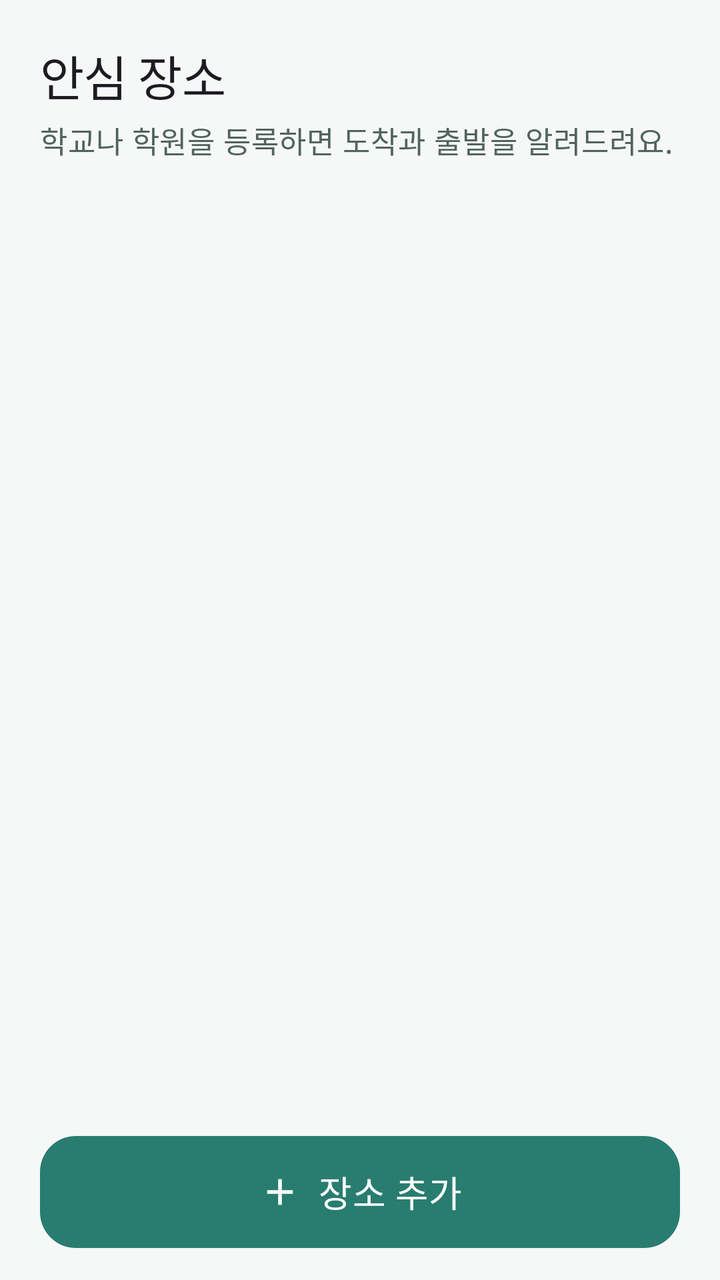
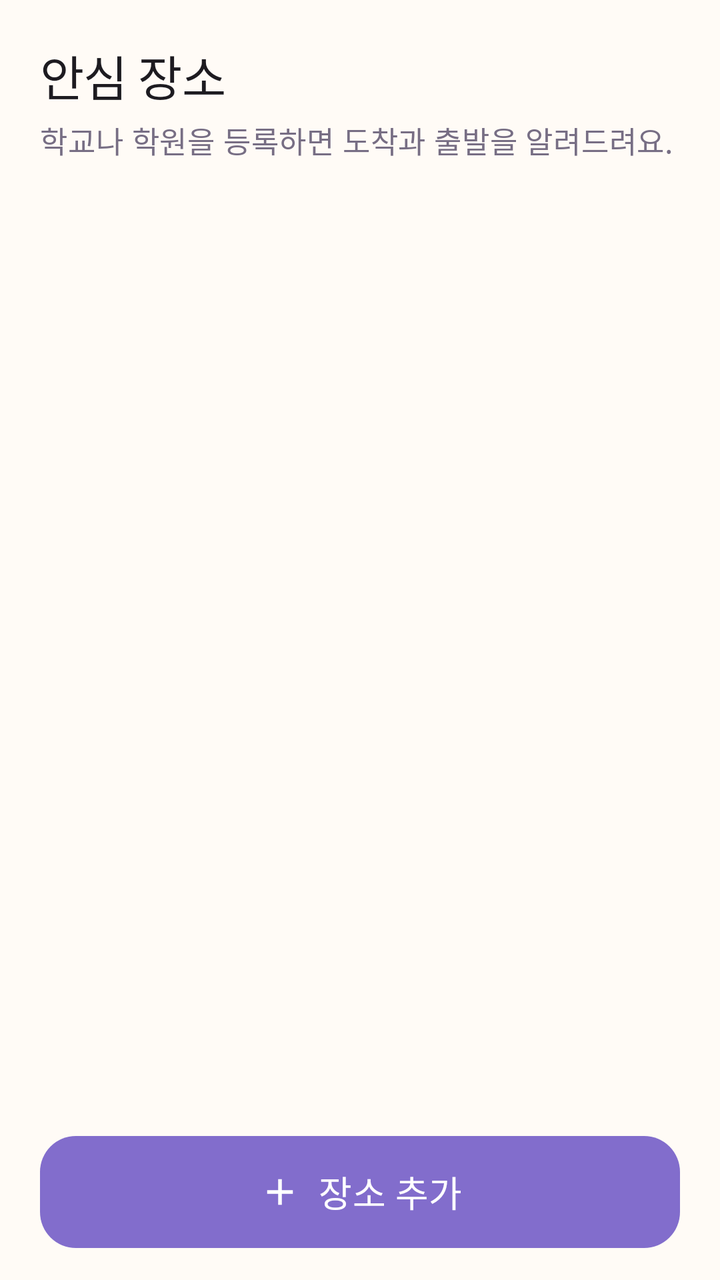

The first picture is an Android layout as it rendered before a commit; the second is the same layout after the commit. The layout source and the unified diff follow.
<!-- AndroidManifest.xml: application theme Theme.KidCare -->
<!-- res/layout/fragment_place.xml -->
<?xml version="1.0" encoding="utf-8"?>
<FrameLayout xmlns:android="http://schemas.android.com/apk/res/android"
    xmlns:app="http://schemas.android.com/apk/res-auto"
    android:layout_width="match_parent"
    android:layout_height="match_parent">

    
    <LinearLayout
        android:id="@+id/list_pane"
        android:layout_width="match_parent"
        android:layout_height="match_parent"
        android:orientation="vertical">

        <LinearLayout
            android:layout_width="match_parent"
            android:layout_height="wrap_content"
            android:orientation="vertical"
            android:paddingHorizontal="20dp"
            android:paddingTop="20dp"
            android:paddingBottom="12dp">

            <TextView
                android:layout_width="match_parent"
                android:layout_height="wrap_content"
                android:text="@string/place_header_title"
                android:textAppearance="?attr/textAppearanceHeadlineSmall" />

            <TextView
                android:layout_width="match_parent"
                android:layout_height="wrap_content"
                android:layout_marginTop="4dp"
                android:text="@string/place_header_subtitle"
                android:textAppearance="?attr/textAppearanceBodyMedium"
                android:textColor="?attr/colorOnSurfaceVariant" />
        </LinearLayout>

        
        <TextView
            android:id="@+id/place_state"
            android:layout_width="match_parent"
            android:layout_height="wrap_content"
            android:padding="16dp"
            android:textAppearance="?attr/textAppearanceBodyMedium"
            android:textColor="?attr/colorOnSurfaceVariant"
            android:visibility="gone" />

        
        <LinearLayout
            android:id="@+id/sync_pending_bar"
            android:layout_width="match_parent"
            android:layout_height="wrap_content"
            android:background="?attr/colorErrorContainer"
            android:baselineAligned="false"
            android:gravity="center_vertical"
            android:orientation="horizontal"
            android:paddingHorizontal="16dp"
            android:paddingVertical="8dp"
            android:visibility="gone">

            <TextView
                android:layout_width="0dp"
                android:layout_height="wrap_content"
                android:layout_weight="1"
                android:text="@string/place_sync_pending"
                android:textAppearance="?attr/textAppearanceBodyMedium"
                android:textColor="?attr/colorOnErrorContainer" />

            
            <com.google.android.material.button.MaterialButton
                android:id="@+id/sync_retry_button"
                style="@style/Widget.KidCare.Button.Text"
                android:layout_width="wrap_content"
                android:layout_height="wrap_content"
                android:layout_marginStart="8dp"
                android:minHeight="48dp"
                android:text="@string/place_sync_retry"
                android:textColor="?attr/colorOnErrorContainer" />
        </LinearLayout>

        
        <TextView
            android:id="@+id/place_limit_notice"
            android:layout_width="match_parent"
            android:layout_height="wrap_content"
            android:background="?attr/colorSurfaceVariant"
            android:paddingHorizontal="16dp"
            android:paddingVertical="10dp"
            android:textAppearance="?attr/textAppearanceBodyMedium"
            android:textColor="?attr/colorOnSurfaceVariant"
            android:visibility="gone" />

        <FrameLayout
            android:layout_width="match_parent"
            android:layout_height="0dp"
            android:layout_weight="1">

            <androidx.recyclerview.widget.RecyclerView
                android:id="@+id/place_list"
                android:layout_width="match_parent"
                android:layout_height="match_parent"
                android:clipToPadding="false"
                android:paddingTop="4dp"
                android:paddingBottom="12dp" />

            <TextView
                android:id="@+id/place_empty"
                android:layout_width="match_parent"
                android:layout_height="wrap_content"
                android:layout_gravity="center"
                android:gravity="center"
                android:padding="24dp"
                android:text="@string/place_empty"
                android:textAppearance="?attr/textAppearanceBodyMedium"
                android:textColor="?attr/colorOnSurfaceVariant"
                android:visibility="gone" />
        </FrameLayout>

        <com.google.android.material.button.MaterialButton
            android:id="@+id/add_button"
            android:layout_width="match_parent"
            android:layout_height="56dp"
            android:layout_marginHorizontal="20dp"
            android:layout_marginTop="8dp"
            android:layout_marginBottom="16dp"
            android:text="@string/place_add"
            android:textAppearance="?attr/textAppearanceTitleMedium"
            app:icon="@drawable/ic_add"
            app:iconGravity="textStart"
            app:iconPadding="8dp"
            app:iconSize="22dp" />
    </LinearLayout>

    
    <ScrollView
        android:id="@+id/editor_pane"
        android:layout_width="match_parent"
        android:layout_height="match_parent"
        android:background="?attr/colorSurface"
        android:fillViewport="true"
        android:visibility="gone">

        <LinearLayout
            android:layout_width="match_parent"
            android:layout_height="wrap_content"
            android:orientation="vertical"
            android:padding="16dp">

            <TextView
                android:id="@+id/editor_title"
                android:layout_width="match_parent"
                android:layout_height="wrap_content"
                android:textAppearance="?attr/textAppearanceHeadlineSmall" />

            <TextView
                android:layout_width="match_parent"
                android:layout_height="wrap_content"
                android:layout_marginTop="20dp"
                android:text="@string/place_editor_name_label"
                android:textAppearance="?attr/textAppearanceTitleMedium" />

            <EditText
                android:id="@+id/name_input"
                android:layout_width="match_parent"
                android:layout_height="wrap_content"
                android:layout_marginTop="8dp"
                android:autofillHints="name"
                android:hint="@string/place_editor_name_hint"
                android:importantForAutofill="no"
                android:inputType="text"
                android:maxLength="20"
                android:minHeight="56dp"
                android:textAppearance="?attr/textAppearanceBodyLarge" />

            <TextView
                android:id="@+id/editor_name_error"
                android:layout_width="match_parent"
                android:layout_height="wrap_content"
                android:layout_marginTop="6dp"
                android:text="@string/place_editor_name_required"
                android:textAppearance="?attr/textAppearanceBodySmall"
                android:textColor="?attr/colorError"
                android:visibility="gone" />

            <TextView
                android:layout_width="match_parent"
                android:layout_height="wrap_content"
                android:layout_marginTop="20dp"
                android:text="@string/place_editor_map_label"
                android:textAppearance="?attr/textAppearanceTitleMedium" />

            <TextView
                android:layout_width="match_parent"
                android:layout_height="wrap_content"
                android:layout_marginTop="4dp"
                android:text="@string/place_editor_map_hint"
                android:textAppearance="?attr/textAppearanceBodySmall"
                android:textColor="?attr/colorOnSurfaceVariant" />

            
            <TextView
                android:id="@+id/editor_map_notice"
                android:layout_width="match_parent"
                android:layout_height="wrap_content"
                android:layout_marginTop="4dp"
                android:text="@string/place_editor_no_child_location"
                android:textAppearance="?attr/textAppearanceBodySmall"
                android:textColor="?attr/colorError"
                android:visibility="gone" />

            
            <FrameLayout
                android:layout_width="match_parent"
                android:layout_height="260dp"
                android:layout_marginTop="8dp">

                <org.osmdroid.views.MapView
                    android:id="@+id/place_map"
                    android:layout_width="match_parent"
                    android:layout_height="match_parent" />

                <ImageView
                    android:layout_width="48dp"
                    android:layout_height="48dp"
                    android:layout_gravity="center"
                    android:clickable="false"
                    android:contentDescription="@string/place_editor_map_hint"
                    android:focusable="false"
                    android:src="@drawable/ic_map_crosshair" />
            </FrameLayout>

            <TextView
                android:layout_width="match_parent"
                android:layout_height="wrap_content"
                android:layout_marginTop="20dp"
                android:text="@string/place_editor_radius_label"
                android:textAppearance="?attr/textAppearanceTitleMedium" />

            
            <TextView
                android:id="@+id/radius_value"
                android:layout_width="match_parent"
                android:layout_height="wrap_content"
                android:layout_marginTop="4dp"
                android:textAppearance="?attr/textAppearanceBodyLarge" />

            <com.google.android.material.slider.Slider
                android:id="@+id/radius_slider"
                android:layout_width="match_parent"
                android:layout_height="wrap_content"
                android:layout_marginTop="4dp"
                android:stepSize="50"
                android:valueFrom="100"
                android:valueTo="1000" />

            <TextView
                android:layout_width="match_parent"
                android:layout_height="wrap_content"
                android:layout_marginTop="12dp"
                android:text="@string/place_editor_notify_label"
                android:textAppearance="?attr/textAppearanceTitleMedium" />

            
            <com.google.android.material.materialswitch.MaterialSwitch
                android:id="@+id/notify_enter_switch"
                android:layout_width="match_parent"
                android:layout_height="wrap_content"
                android:layout_marginTop="8dp"
                android:minHeight="52dp"
                android:saveEnabled="false"
                android:text="@string/place_editor_notify_enter"
                android:textAppearance="?attr/textAppearanceBodyLarge" />

            <com.google.android.material.materialswitch.MaterialSwitch
                android:id="@+id/notify_exit_switch"
                android:layout_width="match_parent"
                android:layout_height="wrap_content"
                android:minHeight="52dp"
                android:saveEnabled="false"
                android:text="@string/place_editor_notify_exit"
                android:textAppearance="?attr/textAppearanceBodyLarge" />

            
            <TextView
                android:id="@+id/notify_none_hint"
                android:layout_width="match_parent"
                android:layout_height="wrap_content"
                android:layout_marginTop="4dp"
                android:text="@string/place_editor_notify_none_hint"
                android:textAppearance="?attr/textAppearanceBodySmall"
                android:textColor="?attr/colorOnSurfaceVariant"
                android:visibility="gone" />

            <LinearLayout
                android:layout_width="match_parent"
                android:layout_height="wrap_content"
                android:layout_marginTop="20dp"
                android:gravity="center_vertical"
                android:orientation="horizontal">

                <ProgressBar
                    android:id="@+id/editor_progress"
                    style="?android:attr/progressBarStyleSmall"
                    android:layout_width="20dp"
                    android:layout_height="20dp"
                    android:layout_marginEnd="10dp"
                    android:visibility="gone" />

                <TextView
                    android:id="@+id/editor_status"
                    android:layout_width="0dp"
                    android:layout_height="wrap_content"
                    android:layout_weight="1"
                    android:textAppearance="?attr/textAppearanceBodyMedium"
                    android:visibility="gone" />
            </LinearLayout>

            <LinearLayout
                android:layout_width="match_parent"
                android:layout_height="wrap_content"
                android:layout_marginTop="16dp"
                android:orientation="horizontal">

                <com.google.android.material.button.MaterialButton
                    android:id="@+id/editor_cancel_button"
                    style="@style/Widget.KidCare.Button.Text"
                    android:layout_width="0dp"
                    android:layout_height="56dp"
                    android:layout_weight="1"
                    android:text="@string/place_editor_cancel" />

                <com.google.android.material.button.MaterialButton
                    android:id="@+id/editor_save_button"
                    android:layout_width="0dp"
                    android:layout_height="56dp"
                    android:layout_marginStart="8dp"
                    android:layout_weight="1"
                    android:text="@string/place_editor_save"
                    android:textAppearance="?attr/textAppearanceTitleMedium" />
            </LinearLayout>
        </LinearLayout>
    </ScrollView>
</FrameLayout>
<!-- resources referenced by this layout -->
<resources>
  <style name="Theme.KidCare" parent="Theme.Material3.DayNight.NoActionBar">
          <item name="colorPrimary">@color/sky</item>
          <item name="colorOnPrimary">@color/on_accent</item>
          <item name="colorPrimaryContainer">@color/sky_soft</item>
          <item name="colorOnPrimaryContainer">@color/ink</item>
  
          <item name="colorSecondary">@color/apricot</item>
          <item name="colorOnSecondary">@color/on_accent</item>
          <item name="colorSecondaryContainer">@color/apricot_soft</item>
          <item name="colorOnSecondaryContainer">@color/on_apricot_soft</item>
  
          <item name="colorTertiary">@color/grass</item>
          <item name="colorOnTertiary">@color/on_accent</item>
          <item name="colorTertiaryContainer">@color/grass_soft</item>
          <item name="colorOnTertiaryContainer">@color/ink</item>
  
          <item name="colorError">@color/berry_ink</item>
          <item name="colorOnError">@color/paper_card</item>
          <item name="colorErrorContainer">@color/berry_soft</item>
          <item name="colorOnErrorContainer">@color/on_berry_soft</item>
  
          <item name="android:colorBackground">@color/paper</item>
          <item name="colorOnBackground">@color/ink</item>
          <item name="colorSurface">@color/paper</item>
          <item name="colorOnSurface">@color/ink</item>
          <item name="colorSurfaceVariant">@color/paper_fold</item>
          <item name="colorOnSurfaceVariant">@color/ink_soft</item>
          <item name="colorSurfaceContainerLowest">@color/paper_card</item>
          <item name="colorSurfaceContainerLow">@color/paper_card</item>
          <item name="colorSurfaceContainer">@color/paper_card</item>
          <item name="colorSurfaceContainerHigh">@color/paper_fold</item>
          <item name="colorSurfaceContainerHighest">@color/paper_fold</item>
          <item name="colorOutline">@color/line</item>
          <item name="colorOutlineVariant">@color/line_soft</item>
  
          <item name="shapeAppearanceCornerExtraSmall">@style/ShapeAppearance.KidCare.ExtraSmall</item>
          <item name="shapeAppearanceCornerSmall">@style/ShapeAppearance.KidCare.Small</item>
          <item name="shapeAppearanceCornerMedium">@style/ShapeAppearance.KidCare.Medium</item>
          <item name="shapeAppearanceCornerLarge">@style/ShapeAppearance.KidCare.Large</item>
          <item name="shapeAppearanceCornerExtraLarge">@style/ShapeAppearance.KidCare.ExtraLarge</item>
          <item name="shapeAppearanceSmallComponent">@style/ShapeAppearance.KidCare.Small</item>
          <item name="shapeAppearanceMediumComponent">@style/ShapeAppearance.KidCare.Medium</item>
          <item name="shapeAppearanceLargeComponent">@style/ShapeAppearance.KidCare.Large</item>
  
          <item name="textAppearanceDisplayLarge">@style/TextAppearance.KidCare.DisplayLarge</item>
          <item name="textAppearanceDisplayMedium">@style/TextAppearance.KidCare.DisplayMedium</item>
          <item name="textAppearanceDisplaySmall">@style/TextAppearance.KidCare.DisplaySmall</item>
          <item name="textAppearanceHeadlineLarge">@style/TextAppearance.KidCare.HeadlineLarge</item>
          <item name="textAppearanceHeadlineMedium">@style/TextAppearance.KidCare.HeadlineMedium</item>
          <item name="textAppearanceHeadlineSmall">@style/TextAppearance.KidCare.HeadlineSmall</item>
          <item name="textAppearanceTitleLarge">@style/TextAppearance.KidCare.TitleLarge</item>
          <item name="textAppearanceTitleMedium">@style/TextAppearance.KidCare.TitleMedium</item>
          <item name="textAppearanceTitleSmall">@style/TextAppearance.KidCare.TitleSmall</item>
          <item name="textAppearanceBodyLarge">@style/TextAppearance.KidCare.BodyLarge</item>
          <item name="textAppearanceBodyMedium">@style/TextAppearance.KidCare.BodyMedium</item>
          <item name="textAppearanceBodySmall">@style/TextAppearance.KidCare.BodySmall</item>
          <item name="textAppearanceLabelLarge">@style/TextAppearance.KidCare.LabelLarge</item>
          <item name="textAppearanceLabelMedium">@style/TextAppearance.KidCare.LabelMedium</item>
          <item name="textAppearanceLabelSmall">@style/TextAppearance.KidCare.LabelSmall</item>
  
          <item name="materialButtonStyle">@style/Widget.KidCare.Button</item>
          <item name="materialButtonOutlinedStyle">@style/Widget.KidCare.Button.Outlined</item>
          <item name="materialCardViewStyle">@style/Widget.KidCare.Card</item>
          <item name="bottomNavigationStyle">@style/Widget.KidCare.BottomNav</item>
          <item name="textInputStyle">@style/Widget.KidCare.TextField</item>
  
          <item name="android:statusBarColor" tools:targetApi="l">@color/paper</item>
          <item name="android:navigationBarColor">@color/paper_card</item>
          <item name="android:windowLightStatusBar" tools:targetApi="m">@bool/light_system_bars</item>
          <item name="android:windowLightNavigationBar" tools:targetApi="o_mr1">@bool/light_system_bars</item>
          <item name="android:windowBackground">@color/paper</item>
      </style>
  <color name="sky">#287D70</color>
  <color name="sky_soft">#D8EEE9</color>
  <color name="ink">#172522</color>
  <color name="apricot">#F2A65A</color>
  <color name="apricot_soft">#FFF0DF</color>
  <color name="on_apricot_soft">#4A2B0D</color>
  <color name="grass">#4EA970</color>
  <color name="grass_soft">#DDF3E4</color>
  <color name="berry_ink">#A23E3E</color>
  <color name="paper_card">#FFFFFF</color>
  <color name="berry_soft">#FCE7E7</color>
  <color name="on_berry_soft">#4B1717</color>
  <color name="paper">#F5F8F7</color>
  <color name="paper_fold">#E8F0EE</color>
  <color name="ink_soft">#52635F</color>
  <color name="line">#71827E</color>
  <color name="line_soft">#D8E3E0</color>
  <!-- unchanged entries left out for length: 50 -->
</resources>

<!-- the commit's change to res/layout/fragment_place.xml (unified diff, before → after) -->
@@ -158,18 +158,23 @@
                 android:text="@string/place_editor_name_label"
                 android:textAppearance="?attr/textAppearanceTitleMedium" />
 
-            <EditText
-                android:id="@+id/name_input"
+            <com.google.android.material.textfield.TextInputLayout
                 android:layout_width="match_parent"
                 android:layout_height="wrap_content"
                 android:layout_marginTop="8dp"
-                android:autofillHints="name"
-                android:hint="@string/place_editor_name_hint"
-                android:importantForAutofill="no"
-                android:inputType="text"
-                android:maxLength="20"
-                android:minHeight="56dp"
-                android:textAppearance="?attr/textAppearanceBodyLarge" />
+                android:hint="@string/place_editor_name_hint">
+
+                <com.google.android.material.textfield.TextInputEditText
+                    android:id="@+id/name_input"
+                    android:layout_width="match_parent"
+                    android:layout_height="wrap_content"
+                    android:autofillHints="name"
+                    android:importantForAutofill="no"
+                    android:inputType="text"
+                    android:maxLength="20"
+                    android:minHeight="56dp"
+                    android:textAppearance="?attr/textAppearanceBodyLarge" />
+            </com.google.android.material.textfield.TextInputLayout>
 
             <TextView
                 android:id="@+id/editor_name_error"
@@ -213,7 +218,7 @@
                 android:layout_height="260dp"
                 android:layout_marginTop="8dp">
 
-                <org.osmdroid.views.MapView
+                <com.naver.maps.map.MapView
                     android:id="@+id/place_map"
                     android:layout_width="match_parent"
                     android:layout_height="match_parent" />
<!-- resource entries referenced after the edit -->
@@ -1,6 +1,6 @@
 <!-- resources referenced by this layout -->
 <resources>
-  <style name="Theme.KidCare" parent="Theme.Material3.DayNight.NoActionBar">
+  <style name="Theme.KidCare" parent="Theme.Material3.Light.NoActionBar">
           <item name="colorPrimary">@color/sky</item>
           <item name="colorOnPrimary">@color/on_accent</item>
           <item name="colorPrimaryContainer">@color/sky_soft</item>
@@ -71,24 +71,25 @@
           <item name="android:windowLightStatusBar" tools:targetApi="m">@bool/light_system_bars</item>
           <item name="android:windowLightNavigationBar" tools:targetApi="o_mr1">@bool/light_system_bars</item>
           <item name="android:windowBackground">@color/paper</item>
+          <item name="android:forceDarkAllowed" tools:targetApi="q">false</item>
       </style>
-  <color name="sky">#287D70</color>
-  <color name="sky_soft">#D8EEE9</color>
-  <color name="ink">#172522</color>
-  <color name="apricot">#F2A65A</color>
-  <color name="apricot_soft">#FFF0DF</color>
-  <color name="on_apricot_soft">#4A2B0D</color>
-  <color name="grass">#4EA970</color>
-  <color name="grass_soft">#DDF3E4</color>
-  <color name="berry_ink">#A23E3E</color>
-  <color name="paper_card">#FFFFFF</color>
-  <color name="berry_soft">#FCE7E7</color>
-  <color name="on_berry_soft">#4B1717</color>
-  <color name="paper">#F5F8F7</color>
-  <color name="paper_fold">#E8F0EE</color>
-  <color name="ink_soft">#52635F</color>
-  <color name="line">#71827E</color>
-  <color name="line_soft">#D8E3E0</color>
+  <color name="sky">#826DCC</color>
+  <color name="sky_soft">#EEE9FF</color>
+  <color name="ink">#342D3F</color>
+  <color name="apricot">#F2A05F</color>
+  <color name="apricot_soft">#FFF0E2</color>
+  <color name="on_apricot_soft">#5A3216</color>
+  <color name="grass">#7E9D68</color>
+  <color name="grass_soft">#EDF4E7</color>
+  <color name="berry_ink">#B64C66</color>
+  <color name="paper_card">#FFFEFC</color>
+  <color name="berry_soft">#FDE8F2</color>
+  <color name="on_berry_soft">#5B213C</color>
+  <color name="paper">#FFFBF6</color>
+  <color name="paper_fold">#F5F0FF</color>
+  <color name="ink_soft">#776E84</color>
+  <color name="line">#A398AE</color>
+  <color name="line_soft">#E9E1ED</color>
   <!-- unchanged entries left out for length: 50 -->
 </resources>
 
